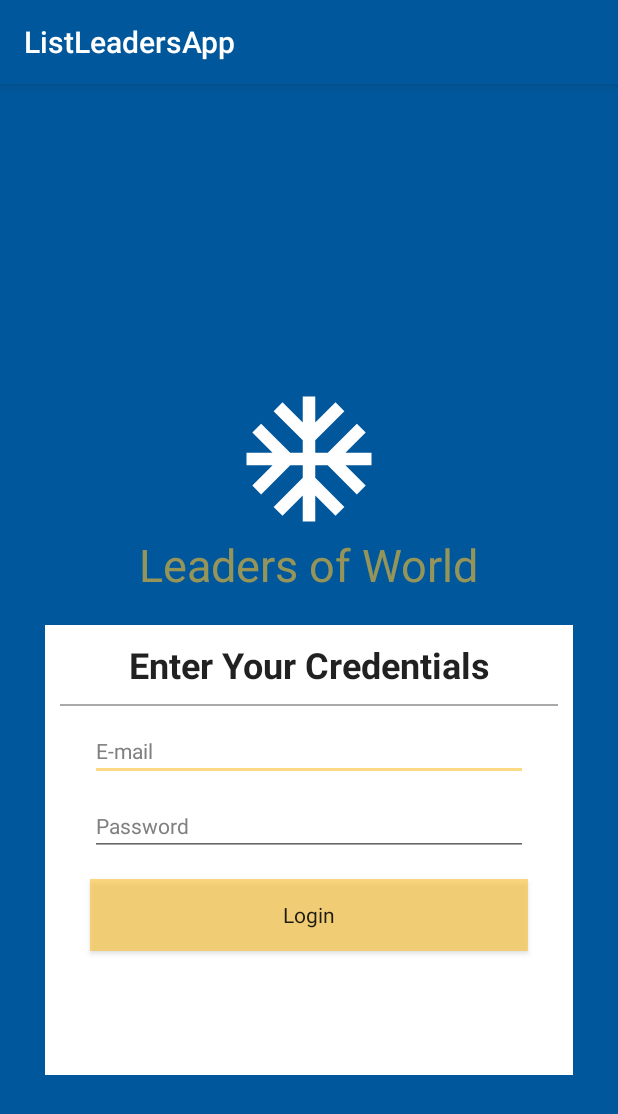
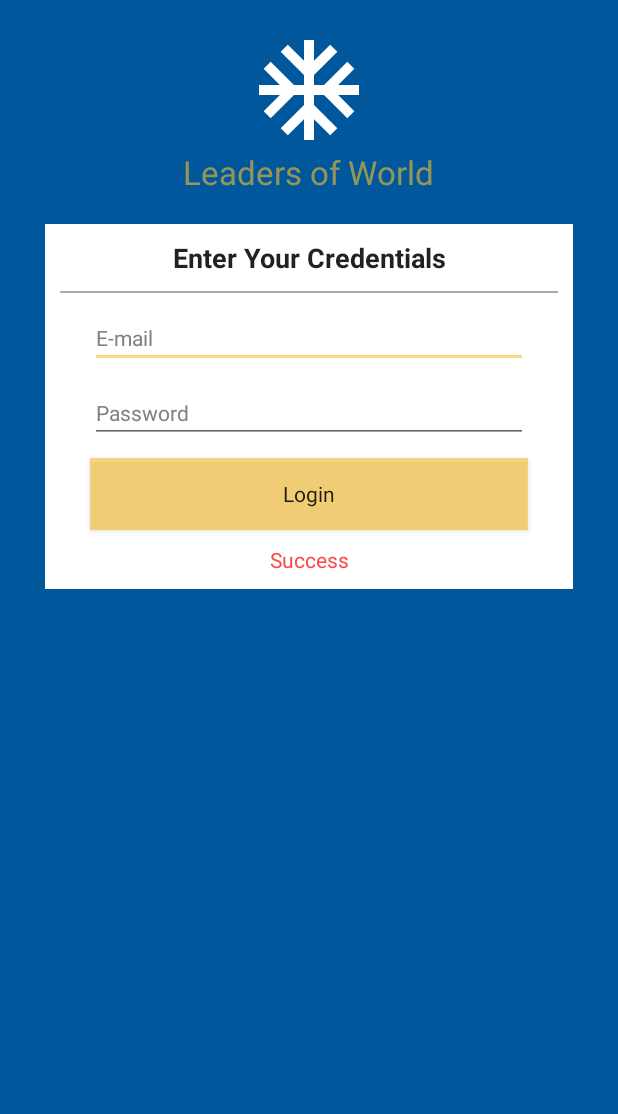
Before and after one commit to monsterwkwk/android_listleadersapp, an Android app: the screen it shows after launch (LoginActivity), on a phone screen of 412 x 824 dp. Shown: the top 1114 px of the screen. Run offline under Robolectric (Android 15) with nearby library versions, the phone set to English and light mode, and no system bars.

Commit message:
[rahmatkurniawan] Login - restyling layout and style resource

```diff
--- a/app/src/main/res/layout/activity_login.xml
+++ b/app/src/main/res/layout/activity_login.xml
@@ -14,9 +14,9 @@
         android:orientation="vertical">
 
         <ImageView
-            android:layout_width="100dp"
-            android:layout_height="100dp"
-            android:layout_marginTop="200dp"
+            android:layout_width="80dp"
+            android:layout_height="80dp"
+            android:layout_marginTop="20dp"
             android:src="@drawable/ic_logo" />
 
         <TextView
@@ -24,14 +24,14 @@
             android:layout_height="wrap_content"
             android:text="Leaders of World"
             android:textColor="@color/colorAccent"
-            android:textSize="30sp" />
+            android:textSize="22sp" />
 
     </LinearLayout>
 
     <LinearLayout
         android:id="@+id/llBottm"
         android:layout_width="match_parent"
-        android:layout_height="300dp"
+        android:layout_height="wrap_content"
         android:layout_below="@+id/llTop"
         android:layout_marginLeft="30dp"
         android:layout_marginTop="20dp"
@@ -67,13 +67,13 @@
             android:id="@+id/btnLogin"
             style="@style/Login"
             android:background="@drawable/bg_button"
-            android:layout_marginTop="15dp"
             android:text="Login" />
 
         <TextView
             android:id="@+id/tvMsg"
             style="@style/Login.TextMsg"
-            android:layout_marginTop="20dp" />
+            android:layout_marginBottom="10dp"
+            android:text="Success"/>
 
     </LinearLayout>
 
--- a/app/src/main/res/values/styles.xml
+++ b/app/src/main/res/values/styles.xml
@@ -1,7 +1,7 @@
 <resources>
 
     <!-- Base application theme. -->
-    <style name="AppTheme" parent="Theme.AppCompat.Light.DarkActionBar">
+    <style name="AppTheme" parent="Theme.AppCompat.Light.NoActionBar">
         <!-- Customize your theme here. -->
         <item name="colorPrimary">@color/colorPrimary</item>
         <item name="colorPrimaryDark">@color/colorPrimaryDark</item>
@@ -19,7 +19,7 @@
     </style>
 
     <style name="Login.LoginMsg">
-        <item name="android:textSize">24sp</item>
+        <item name="android:textSize">18sp</item>
         <item name="android:textStyle">bold</item>
         <item name="android:textAlignment">center</item>
     </style>
```
